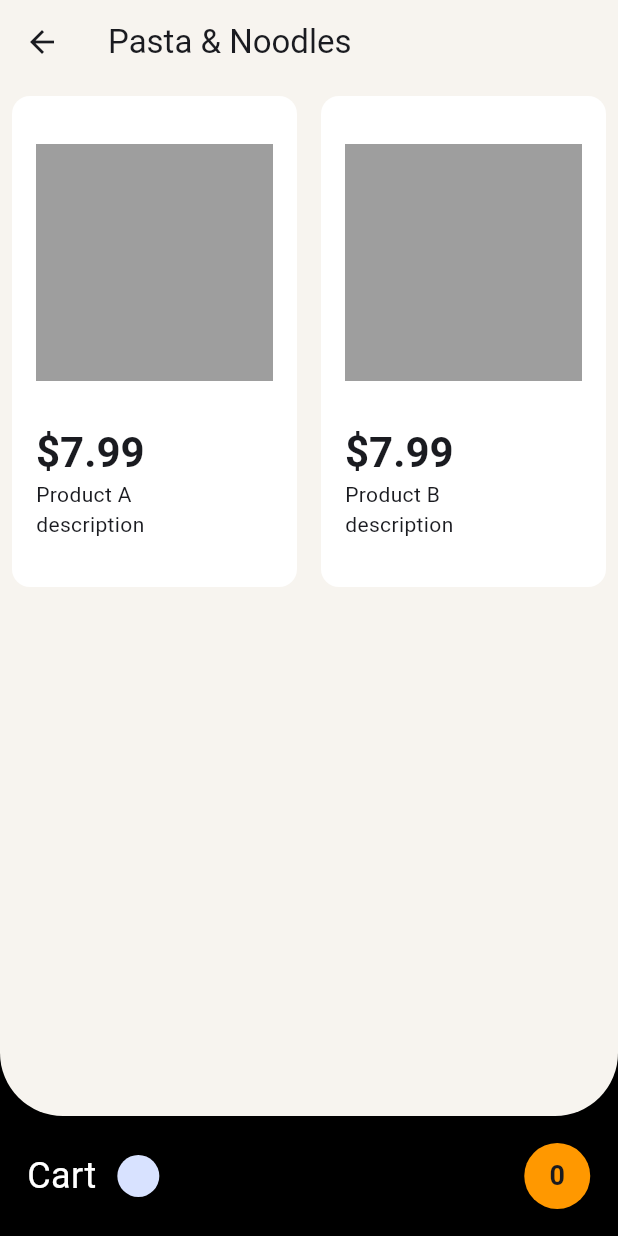
After one commit to tomcheung/flutter_ui_experiment, a Flutter app: the screen it shows after launch, after a tap on "Shopping cart", on a phone screen of 412 x 824 dp. The commit adds this screen. Run offline on Flutter 3.47's test engine with Material 2 defaults, Android fonts, the light colour scheme and no system bars.

Commit message:
Create new shopping cart page

```diff
--- a/lib/main.dart
+++ b/lib/main.dart
@@ -1,4 +1,5 @@
 import 'package:flutter/material.dart';
+import 'package:uichallenge/shopping_cart/shoppong_cart_list.dart';
 
 import 'animated_todo_list/animated_todo_list.dart';
 
@@ -43,6 +44,15 @@ class DemoList extends StatelessWidget {
                 },
                 trailing: const Icon(Icons.arrow_forward),
               ),
+            ),
+            Card(
+              child: ListTile(
+                title: const Text('Shopping cart'),
+                onTap: () {
+                  Navigator.of(context).push(MaterialPageRoute(builder: (context) => const ShoppingCartList()));
+                },
+                trailing: const Icon(Icons.arrow_forward),
+              ),
             )
           ],
         ),
--- /dev/null
+++ b/lib/shopping_cart/product.dart
@@ -0,0 +1,16 @@
+class Product {
+  final String name;
+  final num price;
+  final String description;
+
+  const Product({
+    required this.name,
+    required this.price,
+    required this.description,
+  });
+
+  static const List<Product> sample = [
+    Product(name: 'Product A', price: 7.99, description: 'description'),
+    Product(name: 'Product B', price: 7.99, description: 'description'),
+  ];
+}
--- /dev/null
+++ b/lib/shopping_cart/shoppong_cart_list.dart
@@ -0,0 +1,115 @@
+import 'package:flutter/material.dart';
+
+import 'product.dart';
+
+class ShoppingCartList extends StatefulWidget {
+  const ShoppingCartList({super.key});
+
+  @override
+  State<ShoppingCartList> createState() => _ShoppingCartListState();
+}
+
+class _ShoppingCartListState extends State<ShoppingCartList> {
+  @override
+  Widget build(BuildContext context) {
+    return Scaffold(
+      appBar: AppBar(
+        backgroundColor: Color(0xfff7f4ef),
+        title: Text('Pasta & Noodles'),
+      ),
+      backgroundColor: Colors.black,
+      body: Column(
+        children: [
+          Expanded(
+            child: Container(
+              decoration: BoxDecoration(
+                color: Color(0xfff7f4ef),
+                borderRadius: BorderRadius.only(
+                    bottomLeft: Radius.circular(42),
+                    bottomRight: Radius.circular(42)),
+              ),
+              child: GridView.count(
+                crossAxisCount: 2,
+                childAspectRatio: 0.6,
+                children: Product.sample
+                    .map((e) => ShoppingCartItem(product: e))
+                    .toList(growable: false),
+              ),
+            ),
+          ),
+          BottomShortCart()
+        ],
+      ),
+    );
+  }
+}
+
+class BottomShortCart extends StatelessWidget {
+  const BottomShortCart({super.key});
+
+  @override
+  Widget build(BuildContext context) {
+    return SizedBox(
+      height: 80,
+      child: Padding(
+        padding: const EdgeInsets.all(18.0),
+        child: Row(
+          children: [
+            Text(
+              'Cart',
+              style: TextStyle(color: Colors.white, fontSize: 24),
+            ),
+            Padding(
+              padding: const EdgeInsets.all(8.0),
+              child: CircleAvatar(),
+            ),
+            Spacer(),
+            Container(
+              decoration:
+                  BoxDecoration(shape: BoxShape.circle, color: Colors.orange),
+              height: 45,
+              width: 45,
+              alignment: Alignment.center,
+              child: Text('0', style: TextStyle(fontSize: 18, fontWeight: FontWeight.w600),),
+            )
+          ],
+        ),
+      ),
+    );
+  }
+}
+
+class ShoppingCartItem extends StatelessWidget {
+  final Product product;
+
+  const ShoppingCartItem({required this.product, super.key});
+
+  @override
+  Widget build(BuildContext context) {
+    final style = Theme.of(context);
+    return Container(
+      decoration: BoxDecoration(
+        color: Colors.white,
+        borderRadius: BorderRadius.circular(12),
+      ),
+      padding: EdgeInsets.symmetric(vertical: 32, horizontal: 16),
+      margin: EdgeInsets.all(8),
+      child: Column(
+        crossAxisAlignment: CrossAxisAlignment.start,
+        children: [
+          AspectRatio(
+            aspectRatio: 1,
+            child: Container(color: Colors.grey),
+          ),
+          Spacer(),
+          Text(
+            '\$${product.price}',
+            style: style.textTheme.headlineMedium?.apply(fontWeightDelta: 2),
+          ),
+          Text(product.name),
+          Text(product.description),
+        ],
+      ),
+    );
+  }
+}
```
